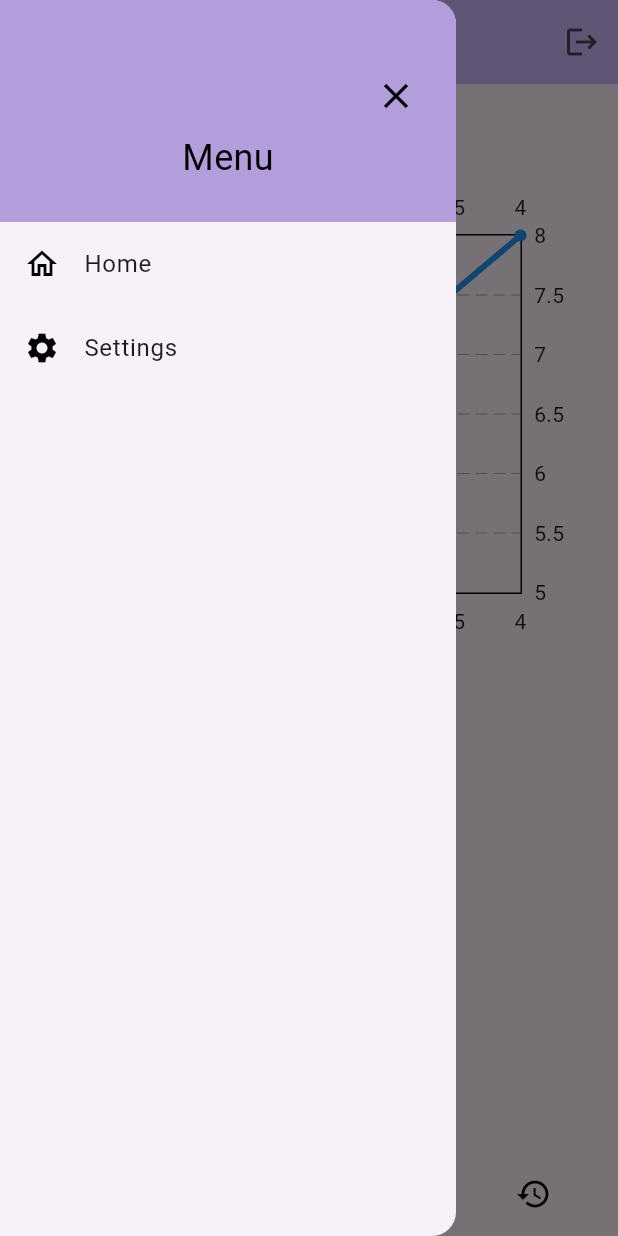
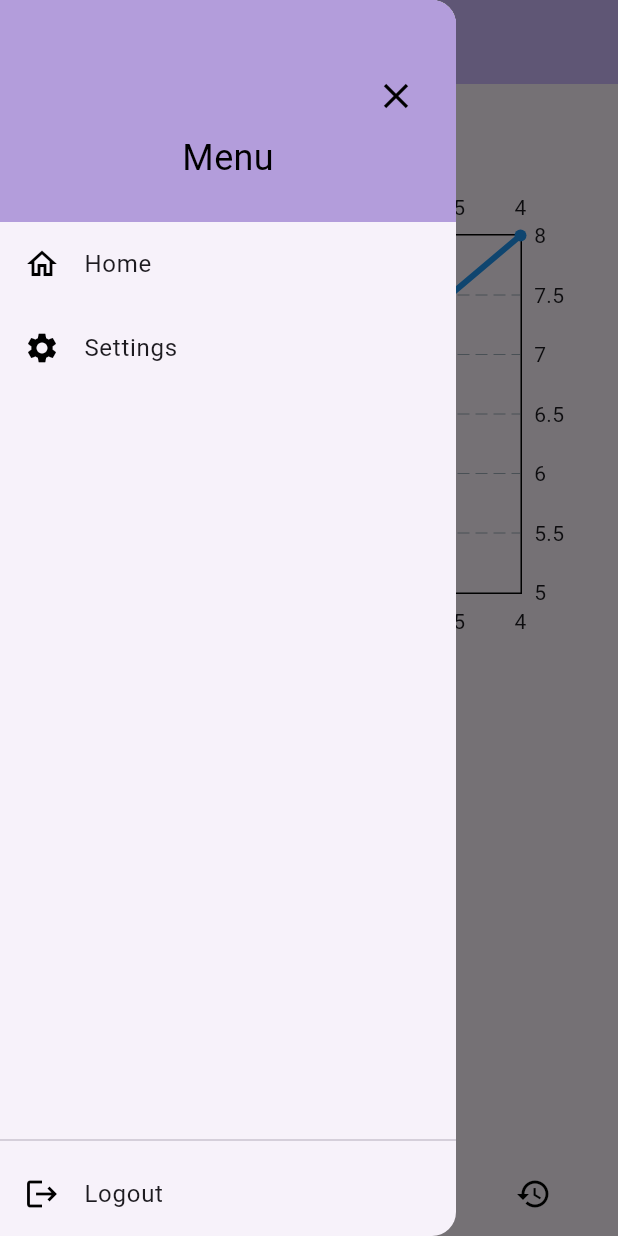
Before and after one commit to marcsaffold17/GetFitApp, a Flutter app: the MyHomePage screen opened directly, with the side drawer open, on a phone screen of 412 x 824 dp. Run offline on Flutter 3.47's test engine with Material 3 defaults, Android fonts, the phone set to English and light mode, and no system bars; drawn by our look-alikes of fl_chart, google_nav_bar; our stand-ins replace cloud_firestore, firebase_core, shared_preferences; accounts and stored records are empty.

Commit message:
changed postition of logout button

```diff
--- a/get_fit_app/lib/view/HomePage.dart
+++ b/get_fit_app/lib/view/HomePage.dart
@@ -9,9 +9,7 @@ import 'package:shared_preferences/shared_preferences.dart';
 import '../view/exercise_view.dart';
 import '../view/favorites_page.dart';
 import 'package:google_nav_bar/google_nav_bar.dart';
-import  '../view/Workout-Plan.dart';
-
-
+import '../view/Workout-Plan.dart';
 
 class MyHomePage extends StatefulWidget {
   const MyHomePage({super.key, required this.title, required this.username});
@@ -38,17 +36,6 @@ class _MyHomePageState extends State<MyHomePage> {
 
   void _loadUsername() {
     UserName = globalUsername ?? widget.username;
-  }
-
-  void _logout() {
-    setState(() {
-      globalUsername = null;
-    });
-    Navigator.pushAndRemoveUntil(
-      context,
-      MaterialPageRoute(builder: (context) => LoginButtonPage()),
-      (Route<dynamic> route) => false,
-    );
   }
 
   void _loadChartData() {
@@ -131,42 +118,26 @@ class _MyHomePageState extends State<MyHomePage> {
       appBar: AppBar(
         title: const Text(""),
         backgroundColor: Theme.of(context).colorScheme.inversePrimary,
-        actions: [
-          IconButton(icon: const Icon(Icons.logout), onPressed: _logout),
-        ],
       ),
       drawer: const NavBar(),
       body: _pages[_selectedIndex],
       bottomNavigationBar: GNav(
-        onTabChange: (index)
-        {
+        onTabChange: (index) {
           setState(() {
             _selectedIndex = index;
           });
         },
-        padding: EdgeInsets.all(16),
+        padding: const EdgeInsets.all(16),
         gap: 8,
-        tabBackgroundColor: const Color.fromARGB(255, 211, 208, 208)!,
+        tabBackgroundColor: const Color.fromARGB(255, 211, 208, 208),
         tabBorderRadius: 12,
         mainAxisAlignment: MainAxisAlignment.spaceEvenly,
         tabs: const [
-          GButton(
-            icon: Icons.home,
-            text: 'Home',
-            ),
-            GButton(
-              icon:Icons.sports_handball_outlined,
-              text: 'Exercise List',
-            ),
-            GButton(
-              icon:Icons.star_border_outlined,
-              text: "Favorites"
-            ),
-            GButton(
-              icon:Icons.history,
-              text: "Workout History"
-            ),
-        ]
+          GButton(icon: Icons.home, text: 'Home'),
+          GButton(icon: Icons.sports_handball_outlined, text: 'Exercise List'),
+          GButton(icon: Icons.star_border_outlined, text: "Favorites"),
+          GButton(icon: Icons.history, text: "Workout History"),
+        ],
       ),
     );
   }
--- a/get_fit_app/lib/view/nav_bar.dart
+++ b/get_fit_app/lib/view/nav_bar.dart
@@ -1,9 +1,20 @@
 import 'package:flutter/material.dart';
 import '../view/HomePage.dart';
 import '../view/SettingsPage.dart';
+import '../view/login_view.dart';
+import '../presenter/global_presenter.dart';
 
 class NavBar extends StatelessWidget {
   const NavBar({super.key});
+
+  void _logout(BuildContext context) {
+    globalUsername = null;
+    Navigator.pushAndRemoveUntil(
+      context,
+      MaterialPageRoute(builder: (context) => LoginButtonPage()),
+      (Route<dynamic> route) => false,
+    );
+  }
 
   @override
   Widget build(BuildContext context) {
@@ -56,34 +67,6 @@ class NavBar extends StatelessWidget {
                     );
                   },
                 ),
-                // ListTile(
-                //   leading: const Icon(
-                //     Icons.star_border_outlined,
-                //     color: Colors.black,
-                //   ),
-                //   title: const Text("Favorites"),
-                //   onTap: () {
-                //     Navigator.push(
-                //       context,
-                //       MaterialPageRoute(
-                //         builder: (context) => const FavoritesPage(),
-                //       ),
-                //     );
-                //   },
-                // ),
-                // ListTile(
-                //   leading: const Icon(
-                //     Icons.sports_handball_outlined,
-                //     color: Colors.black,
-                //   ),
-                //   title: const Text("Exercises"),
-                //   onTap: () {
-                //     Navigator.push(
-                //       context,
-                //       MaterialPageRoute(builder: (context) => ExercisePage()),
-                //     );
-                //   },
-                // ),
                 ListTile(
                   leading: const Icon(Icons.settings, color: Colors.black),
                   title: const Text("Settings"),
@@ -99,6 +82,12 @@ class NavBar extends StatelessWidget {
               ],
             ),
           ),
+          const Divider(),
+          ListTile(
+            leading: const Icon(Icons.logout, color: Colors.black),
+            title: const Text("Logout"),
+            onTap: () => _logout(context),
+          ),
         ],
       ),
     );
```
